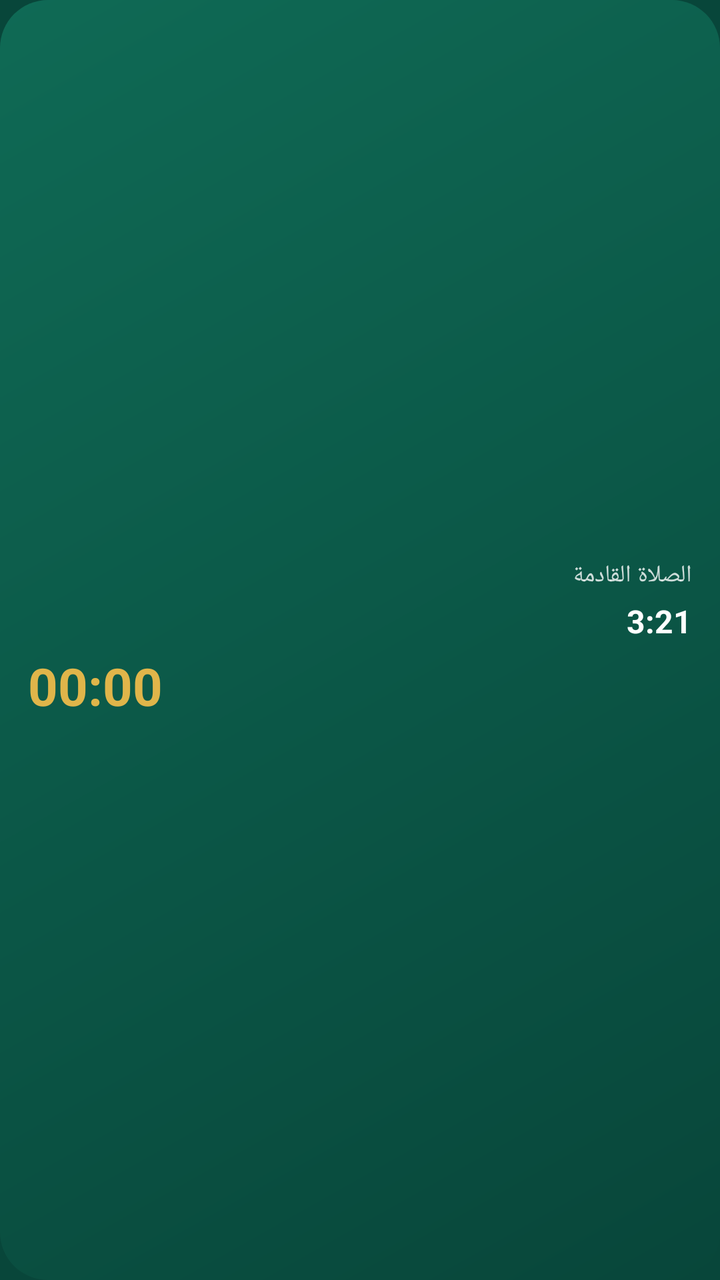
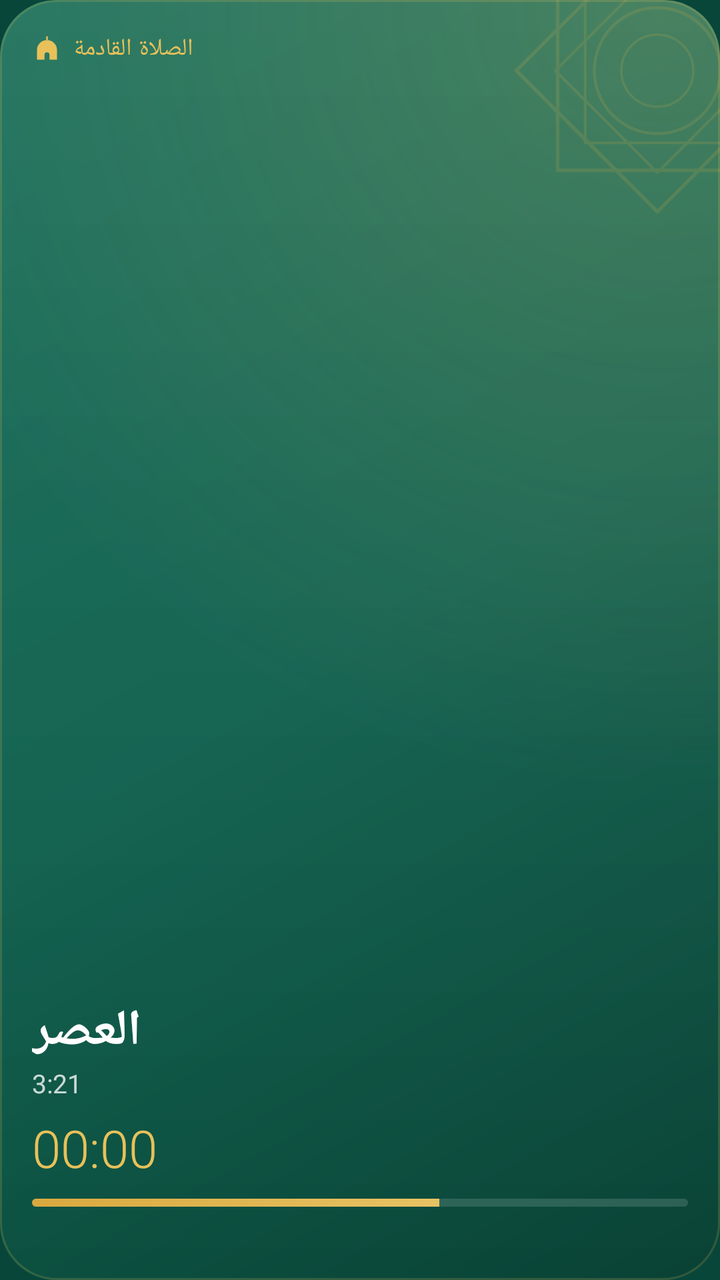

Before-and-after screenshots of an Android layout around one commit, followed by the original layout XML and the change that was made.
<!-- AndroidManifest.xml: application theme Theme.Mizan -->
<!-- res/layout/widget_next_prayer.xml -->
<?xml version="1.0" encoding="utf-8"?>
<LinearLayout xmlns:android="http://schemas.android.com/apk/res/android"
    android:id="@+id/root" android:layout_width="match_parent" android:layout_height="match_parent"
    android:background="@drawable/widget_bg" android:orientation="vertical" android:gravity="center_vertical"
    android:padding="14dp">
    <TextView android:id="@+id/label" android:text="@string/widget_next_prayer" android:layout_width="match_parent" android:layout_height="wrap_content"
        android:textColor="#CCFFFFFF" android:textSize="12sp" android:maxLines="1" android:ellipsize="end" />
    <LinearLayout android:layout_width="match_parent" android:layout_height="wrap_content" android:orientation="horizontal"
        android:gravity="center_vertical">
        <TextView android:id="@+id/name" android:layout_width="0dp" android:layout_weight="1" android:layout_height="wrap_content"
            android:textColor="#FFFFFF" android:textSize="22sp" android:textStyle="bold" android:maxLines="1" />
        <TextView android:id="@+id/time" android:text="3:21" android:layout_width="wrap_content" android:layout_height="wrap_content"
            android:textColor="#FFFFFF" android:textSize="16sp" android:textStyle="bold" />
    </LinearLayout>
    <Chronometer android:id="@+id/countdown" android:layout_width="wrap_content" android:layout_height="wrap_content"
        android:textColor="#E0B54A" android:textSize="26sp" android:textStyle="bold" android:countDown="true" />
</LinearLayout>
<!-- resources referenced by this layout -->
<resources>
  <!-- drawable widget_bg (drawable) -->
  <?xml version="1.0" encoding="utf-8"?>
  <shape xmlns:android="http://schemas.android.com/apk/res/android" android:shape="rectangle">
      <gradient android:angle="315" android:startColor="#0F6A55" android:endColor="#08463A" />
      <corners android:radius="24dp" />
  </shape>
  <!-- unchanged entries left out for length: 3 -->
</resources>

<!-- the commit's change to res/layout/widget_next_prayer.xml (unified diff, before → after) -->
@@ -1,17 +1,42 @@
 <?xml version="1.0" encoding="utf-8"?>
-<LinearLayout xmlns:android="http://schemas.android.com/apk/res/android"
+<FrameLayout xmlns:android="http://schemas.android.com/apk/res/android"
     android:id="@+id/root" android:layout_width="match_parent" android:layout_height="match_parent"
-    android:background="@drawable/widget_bg" android:orientation="vertical" android:gravity="center_vertical"
-    android:padding="14dp">
-    <TextView android:id="@+id/label" android:text="@string/widget_next_prayer" android:layout_width="match_parent" android:layout_height="wrap_content"
-        android:textColor="#CCFFFFFF" android:textSize="12sp" android:maxLines="1" android:ellipsize="end" />
-    <LinearLayout android:layout_width="match_parent" android:layout_height="wrap_content" android:orientation="horizontal"
-        android:gravity="center_vertical">
-        <TextView android:id="@+id/name" android:layout_width="0dp" android:layout_weight="1" android:layout_height="wrap_content"
-            android:textColor="#FFFFFF" android:textSize="22sp" android:textStyle="bold" android:maxLines="1" />
-        <TextView android:id="@+id/time" android:text="3:21" android:layout_width="wrap_content" android:layout_height="wrap_content"
-            android:textColor="#FFFFFF" android:textSize="16sp" android:textStyle="bold" />
+    android:background="@drawable/widget_surface" android:clipToOutline="true">
+    
+    <ImageView android:id="@+id/bg" android:layout_width="match_parent" android:layout_height="match_parent"
+        android:src="@drawable/widget_surface" android:scaleType="fitXY" android:importantForAccessibility="no" />
+    <ImageView android:layout_width="match_parent" android:layout_height="match_parent"
+        android:src="@drawable/widget_shade" android:scaleType="fitXY" android:importantForAccessibility="no" />
+    <ImageView android:layout_width="match_parent" android:layout_height="match_parent"
+        android:src="@drawable/widget_sheen" android:scaleType="fitXY" android:importantForAccessibility="no" />
+    <ImageView android:layout_width="150dp" android:layout_height="150dp" android:layout_gravity="top|end"
+        android:layout_marginTop="-40dp" android:layout_marginEnd="-44dp" android:alpha="0.16"
+        android:src="@drawable/widget_ornament" android:importantForAccessibility="no" />
+    <LinearLayout android:layout_width="match_parent" android:layout_height="match_parent"
+        android:orientation="vertical" android:padding="@dimen/w_pad">
+        <LinearLayout android:layout_width="match_parent" android:layout_height="wrap_content"
+            android:orientation="horizontal" android:gravity="center_vertical">
+            <ImageView android:id="@+id/icon" android:layout_width="15dp" android:layout_height="15dp" android:layout_marginEnd="6dp"
+                android:src="@drawable/ic_w_mosque" android:tint="@color/w_gold" android:importantForAccessibility="no" />
+            <TextView android:id="@+id/label" android:layout_width="0dp" android:layout_height="wrap_content" android:layout_weight="1"
+                android:text="@string/widget_next_prayer" android:textColor="@color/w_gold" android:textSize="12sp" android:fontFamily="sans-serif-medium"
+                android:letterSpacing="0.02" android:maxLines="1" android:ellipsize="end" android:textAlignment="viewStart" />
+        </LinearLayout>
+
+        <FrameLayout android:layout_width="match_parent" android:layout_height="0dp" android:layout_weight="1" />
+        <TextView android:id="@+id/name" android:layout_width="match_parent" android:layout_height="34dp"
+            android:text="@string/sample_prayer" android:textColor="@color/w_text" android:textStyle="bold" android:fontFamily="sans-serif"
+            android:autoSizeTextType="uniform" android:autoSizeMinTextSize="16sp" android:autoSizeMaxTextSize="28sp"
+            android:maxLines="1" android:gravity="center_vertical|start" android:textAlignment="viewStart" />
+        <TextView android:id="@+id/time" android:layout_width="match_parent" android:layout_height="wrap_content"
+            android:text="3:21" android:textColor="@color/w_text2" android:textSize="13sp" android:maxLines="1" android:textAlignment="viewStart" />
+        <Chronometer android:id="@+id/countdown" android:layout_width="wrap_content" android:layout_height="wrap_content"
+            android:layout_marginTop="6dp" android:textColor="@color/w_gold" android:textSize="26sp" android:fontFamily="sans-serif-light"
+            android:fontFeatureSettings="tnum" android:countDown="true" android:maxLines="1" android:textDirection="ltr" />
+        <ProgressBar android:id="@+id/progress" style="@android:style/Widget.ProgressBar.Horizontal"
+            android:layout_width="match_parent" android:layout_height="4dp" android:layout_marginTop="8dp"
+            android:max="1000" android:progress="620" android:progressDrawable="@drawable/widget_progress" />
+        <TextView android:id="@+id/city" android:layout_width="match_parent" android:layout_height="wrap_content" android:layout_marginTop="6dp"
+            android:textColor="@color/w_text3" android:textSize="11sp" android:maxLines="1" android:ellipsize="end" android:textAlignment="viewStart" />
     </LinearLayout>
-    <Chronometer android:id="@+id/countdown" android:layout_width="wrap_content" android:layout_height="wrap_content"
-        android:textColor="#E0B54A" android:textSize="26sp" android:textStyle="bold" android:countDown="true" />
-</LinearLayout>
+</FrameLayout>
<!-- resource entries referenced after the edit -->
@@ -1,11 +1,85 @@
 <!-- resources referenced by this layout -->
 <resources>
-  <!-- drawable widget_bg (drawable) -->
+  <color name="w_gold">#E8C15A</color>
+  <color name="w_text">#FFFFFF</color>
+  <color name="w_text2">#C7FFFFFF</color>
+  <color name="w_text3">#94FFFFFF</color>
+  <dimen name="w_pad">16dp</dimen>
+  <!-- drawable ic_w_mosque (drawable) -->
+  <?xml version="1.0" encoding="utf-8"?>
+  <vector xmlns:android="http://schemas.android.com/apk/res/android"
+      android:width="24dp" android:height="24dp"
+      android:viewportWidth="24" android:viewportHeight="24">
+      <path android:fillColor="#FFFFFFFF" android:fillType="evenOdd" android:pathData="M4,21 L4,13.4 A8,8 0 0,1 20,13.4 L20,21 Z M10,21 L10,17.2 A2,2 0 0,1 14,17.2 L14,21 Z M11.3,2.4 L12.7,2.4 L12.7,5.6 L11.3,5.6 Z" />
+  </vector>
+  <!-- drawable widget_ornament (drawable) -->
+  <?xml version="1.0" encoding="utf-8"?>
+  <vector xmlns:android="http://schemas.android.com/apk/res/android"
+      android:width="160dp" android:height="160dp"
+      android:viewportWidth="100" android:viewportHeight="100">
+      <path android:strokeColor="#FFE0B54A" android:strokeWidth="1.2" android:strokeLineJoin="round" android:pathData="M16.77,16.77 L83.23,16.77 L83.23,83.23 L16.77,83.23 Z" />
+      <path android:strokeColor="#FFE0B54A" android:strokeWidth="1.2" android:strokeLineJoin="round" android:pathData="M50,3 L97,50 L50,97 L3,50 Z" />
+      <path android:strokeColor="#FFE0B54A" android:strokeWidth="0.9" android:strokeLineJoin="round" android:pathData="M25.96,25.96 L74.04,25.96 L74.04,74.04 L25.96,74.04 Z" />
+      <path android:strokeColor="#FFE0B54A" android:strokeWidth="0.9" android:strokeLineJoin="round" android:pathData="M50,16 L84,50 L50,84 L16,50 Z" />
+      <path android:strokeColor="#FFE0B54A" android:strokeWidth="1.0" android:strokeLineJoin="round" android:pathData="M29,50 a21,21 0 1,0 42,0 a21,21 0 1,0 -42,0" />
+      <path android:strokeColor="#FFE0B54A" android:strokeWidth="0.8" android:strokeLineJoin="round" android:pathData="M38,50 a12,12 0 1,0 24,0 a12,12 0 1,0 -24,0" />
+  </vector>
+  <!-- drawable widget_progress (drawable) -->
+  <?xml version="1.0" encoding="utf-8"?>
+  <layer-list xmlns:android="http://schemas.android.com/apk/res/android">
+      <item android:id="@android:id/background">
+          <shape android:shape="rectangle">
+              <solid android:color="#24FFFFFF" />
+              <corners android:radius="4dp" />
+          </shape>
+      </item>
+      <item android:id="@android:id/progress">
+          <clip>
+              <shape android:shape="rectangle">
+                  <gradient android:angle="0" android:startColor="#D9A93F" android:endColor="#F2D27A" />
+                  <corners android:radius="4dp" />
+              </shape>
+          </clip>
+      </item>
+  </layer-list>
+  <!-- drawable widget_shade (drawable) -->
   <?xml version="1.0" encoding="utf-8"?>
   <shape xmlns:android="http://schemas.android.com/apk/res/android" android:shape="rectangle">
-      <gradient android:angle="315" android:startColor="#0F6A55" android:endColor="#08463A" />
-      <corners android:radius="24dp" />
+      <gradient android:angle="315" android:startColor="#00000000" android:centerColor="#1A000000" android:endColor="#61000000" />
+      <corners android:radius="@dimen/w_radius" />
   </shape>
+  <!-- drawable widget_sheen (drawable) -->
+  <?xml version="1.0" encoding="utf-8"?>
+  <layer-list xmlns:android="http://schemas.android.com/apk/res/android">
+      <item>
+          <shape android:shape="rectangle">
+              <gradient android:type="radial" android:centerX="0.92" android:centerY="0.0" android:gradientRadius="110%"
+                  android:startColor="#30E8C15A" android:endColor="#00E8C15A" />
+              <corners android:radius="@dimen/w_radius" />
+          </shape>
+      </item>
+      <item>
+          <shape android:shape="rectangle">
+              <gradient android:angle="270" android:startColor="#14FFFFFF" android:endColor="#00FFFFFF" />
+              <corners android:radius="@dimen/w_radius" />
+          </shape>
+      </item>
+      <item>
+          <shape android:shape="rectangle">
+              <stroke android:width="1dp" android:color="#2EE8C15A" />
+              <corners android:radius="@dimen/w_radius" />
+          </shape>
+      </item>
+  </layer-list>
+  <!-- drawable widget_surface (drawable) -->
+  <?xml version="1.0" encoding="utf-8"?>
+  <shape xmlns:android="http://schemas.android.com/apk/res/android" android:shape="rectangle">
+      <solid android:color="@color/w_base" />
+      <corners android:radius="@dimen/w_radius" />
+  </shape>
+  <string name="sample_prayer">العصر</string>
+  <dimen name="w_radius">24dp</dimen>
+  <color name="w_base">#0F6A55</color>
   <!-- unchanged entries left out for length: 3 -->
 </resources>
 
